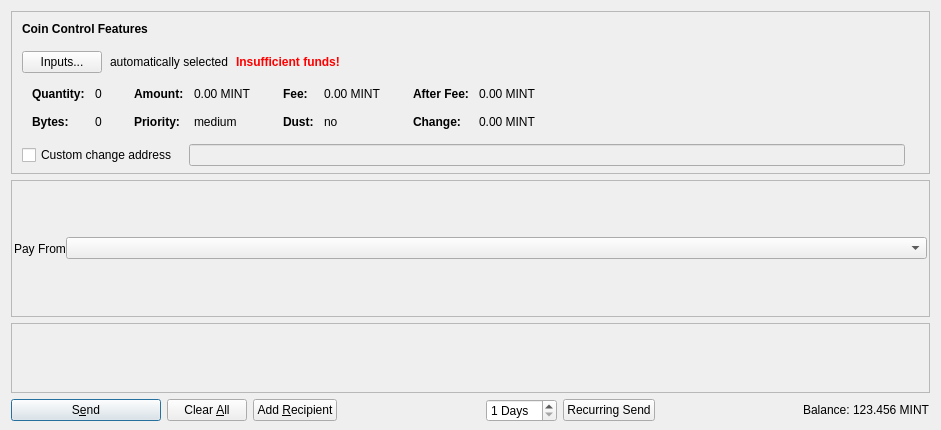
Above: src/qt/forms/sendcoinsdialog.ui from MintcoinCommunity/Mintcoin-Desktop-Wallet before the change. Below: the same form after it.
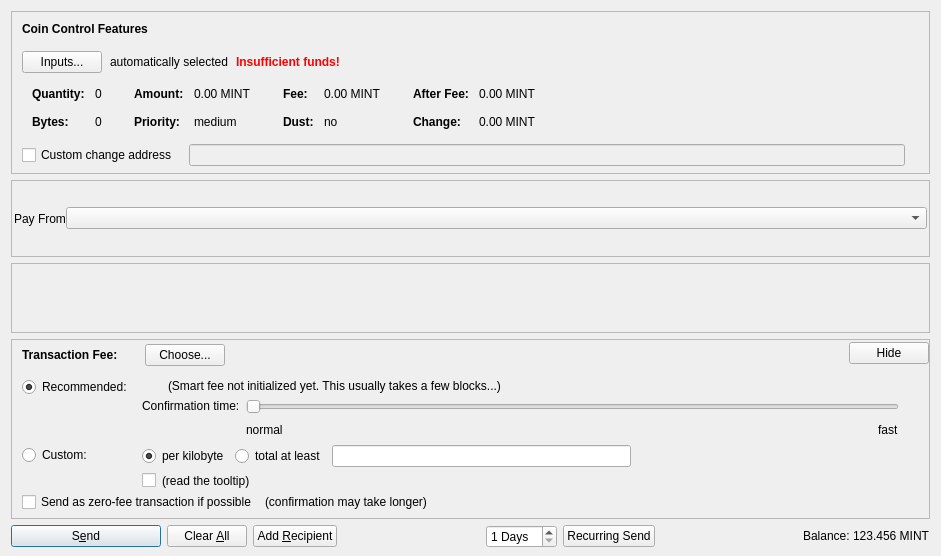
That is the form after the change. Icons and pictures are not drawn. Custom widgets are drawn as their Qt base class.

```diff
--- a/src/qt/forms/sendcoinsdialog.ui
+++ b/src/qt/forms/sendcoinsdialog.ui
@@ -7,13 +7,13 @@
     <x>0</x>
     <y>0</y>
     <width>941</width>
-    <height>430</height>
+    <height>556</height>
    </rect>
   </property>
   <property name="windowTitle">
    <string>Send Coins</string>
   </property>
-  <layout class="QVBoxLayout" name="verticalLayout" stretch="0,1,0">
+  <layout class="QVBoxLayout" name="verticalLayout" stretch="0,1,0,0">
    <property name="bottomMargin">
     <number>8</number>
    </property>
@@ -671,7 +671,7 @@
         <x>0</x>
         <y>0</y>
         <width>921</width>
-        <height>138</height>
+        <height>28</height>
        </rect>
       </property>
       <layout class="QVBoxLayout" name="verticalLayout_2" stretch="0,1">
@@ -711,6 +711,590 @@
      </widget>
     </widget>
    </item>
+   <item>
+    <widget class="QFrame" name="frameFee">
+     <property name="sizePolicy">
+      <sizepolicy hsizetype="Expanding" vsizetype="Expanding">
+       <horstretch>0</horstretch>
+       <verstretch>0</verstretch>
+      </sizepolicy>
+     </property>
+     <property name="maximumSize">
+      <size>
+       <width>16777215</width>
+       <height>16777215</height>
+      </size>
+     </property>
+     <property name="frameShape">
+      <enum>QFrame::StyledPanel</enum>
+     </property>
+     <property name="frameShadow">
+      <enum>QFrame::Sunken</enum>
+     </property>
+     <layout class="QVBoxLayout" name="verticalLayoutFee1">
+      <property name="spacing">
+       <number>0</number>
+      </property>
+      <property name="leftMargin">
+       <number>0</number>
+      </property>
+      <property name="topMargin">
+       <number>0</number>
+      </property>
+      <property name="rightMargin">
+       <number>0</number>
+      </property>
+      <property name="bottomMargin">
+       <number>0</number>
+      </property>
+      <item>
+       <layout class="QVBoxLayout" name="verticalLayoutFee2" stretch="0,0,0">
+        <property name="spacing">
+         <number>0</number>
+        </property>
+        <property name="leftMargin">
+         <number>10</number>
+        </property>
+        <property name="topMargin">
+         <number>0</number>
+        </property>
+        <item>
+         <layout class="QHBoxLayout" name="horizontalLayoutFee1">
+          <property name="bottomMargin">
+           <number>0</number>
+          </property>
+          <item>
+           <layout class="QVBoxLayout" name="verticalLayoutFee7">
+            <property name="spacing">
+             <number>0</number>
+            </property>
+            <item>
+             <spacer name="verticalSpacerSmartFee">
+              <property name="orientation">
+               <enum>Qt::Vertical</enum>
+              </property>
+              <property name="sizeType">
+               <enum>QSizePolicy::Fixed</enum>
+              </property>
+              <property name="sizeHint" stdset="0">
+               <size>
+                <width>1</width>
+                <height>4</height>
+               </size>
+              </property>
+             </spacer>
+            </item>
+            <item>
+             <layout class="QHBoxLayout" name="horizontalLayoutSmartFee">
+              <property name="spacing">
+               <number>10</number>
+              </property>
+              <item>
+               <widget class="QLabel" name="labelFeeHeadline">
+                <property name="sizePolicy">
+                 <sizepolicy hsizetype="Preferred" vsizetype="Maximum">
+                  <horstretch>0</horstretch>
+                  <verstretch>0</verstretch>
+                 </sizepolicy>
+                </property>
+                <property name="font">
+                 <font>
+                  <weight>75</weight>
+                  <bold>true</bold>
+                 </font>
+                </property>
+                <property name="styleSheet">
+                 <string notr="true">font-weight:bold;</string>
+                </property>
+                <property name="text">
+                 <string>Transaction Fee:</string>
+                </property>
+               </widget>
+              </item>
+              <item>
+               <widget class="QLabel" name="labelFeeMinimized">
+                <property name="text">
+                 <string/>
+                </property>
+               </widget>
+              </item>
+              <item>
+               <widget class="QPushButton" name="buttonChooseFee">
+                <property name="text">
+                 <string>Choose...</string>
+                </property>
+               </widget>
+              </item>
+             </layout>
+            </item>
+            <item>
+             <spacer name="verticalSpacer_5">
+              <property name="orientation">
+               <enum>Qt::Vertical</enum>
+              </property>
+              <property name="sizeHint" stdset="0">
+               <size>
+                <width>1</width>
+                <height>1</height>
+               </size>
+              </property>
+             </spacer>
+            </item>
+           </layout>
+          </item>
+          <item>
+           <spacer name="horizontalSpacer_4">
+            <property name="orientation">
+             <enum>Qt::Horizontal</enum>
+            </property>
+            <property name="sizeHint" stdset="0">
+             <size>
+              <width>40</width>
+              <height>20</height>
+             </size>
+            </property>
+           </spacer>
+          </item>
+          <item>
+           <widget class="QPushButton" name="buttonMinimizeFee">
+            <property name="toolTip">
+             <string>collapse fee-settings</string>
+            </property>
+            <property name="text">
+             <string>Hide</string>
+            </property>
+           </widget>
+          </item>
+         </layout>
+        </item>
+        <item>
+         <widget class="QFrame" name="frameFeeSelection">
+          <layout class="QVBoxLayout" name="verticalLayoutFee12">
+           <property name="spacing">
+            <number>0</number>
+           </property>
+           <property name="leftMargin">
+            <number>0</number>
+           </property>
+           <property name="topMargin">
+            <number>0</number>
+           </property>
+           <property name="rightMargin">
+            <number>0</number>
+           </property>
+           <property name="bottomMargin">
+            <number>0</number>
+           </property>
+           <item>
+            <layout class="QGridLayout" name="gridLayoutFee">
+             <property name="topMargin">
+              <number>10</number>
+             </property>
+             <property name="bottomMargin">
+              <number>4</number>
+             </property>
+             <property name="horizontalSpacing">
+              <number>10</number>
+             </property>
+             <property name="verticalSpacing">
+              <number>4</number>
+             </property>
+             <item row="1" column="1">
+              <layout class="QVBoxLayout" name="verticalLayoutFee8">
+               <property name="spacing">
+                <number>6</number>
+               </property>
+               <item>
+                <layout class="QHBoxLayout" name="horizontalLayoutFee13">
+                 <item>
+                  <widget class="QRadioButton" name="radioCustomPerKilobyte">
+                   <property name="toolTip">
+                    <string>If the custom fee is set to 1000 satoshis and the transaction is only 250 bytes, then &quot;per kilobyte&quot; only pays 250 satoshis in fee, while &quot;total at least&quot; pays 1000 satoshis. For transactions bigger than a kilobyte both pay by kilobyte.</string>
+                   </property>
+                   <property name="text">
+                    <string>per kilobyte</string>
+                   </property>
+                   <property name="checked">
+                    <bool>true</bool>
+                   </property>
+                   <attribute name="buttonGroup">
+                    <string notr="true">groupCustomFee</string>
+                   </attribute>
+                  </widget>
+                 </item>
+                 <item>
+                  <widget class="QRadioButton" name="radioCustomAtLeast">
+                   <property name="toolTip">
+                    <string>If the custom fee is set to 1000 satoshis and the transaction is only 250 bytes, then &quot;per kilobyte&quot; only pays 250 satoshis in fee, while &quot;total at least&quot; pays 1000 satoshis. For transactions bigger than a kilobyte both pay by kilobyte.</string>
+                   </property>
+                   <property name="text">
+                    <string>total at least</string>
+                   </property>
+                   <attribute name="buttonGroup">
+                    <string notr="true">groupCustomFee</string>
+                   </attribute>
+                  </widget>
+                 </item>
+                 <item>
+                  <widget class="BitcoinAmountField" name="customFee"/>
+                 </item>
+                 <item>
+                  <spacer name="horizontalSpacer_6">
+                   <property name="orientation">
+                    <enum>Qt::Horizontal</enum>
+                   </property>
+                   <property name="sizeHint" stdset="0">
+                    <size>
+                     <width>1</width>
+                     <height>1</height>
+                    </size>
+                   </property>
+                  </spacer>
+                 </item>
+                </layout>
+               </item>
+               <item>
+                <layout class="QHBoxLayout" name="horizontalLayoutFee8">
+                 <item>
+                  <widget class="QCheckBox" name="checkBoxMinimumFee">
+                   <property name="toolTip">
+                    <string>Paying only the minimum fee is just fine as long as there is less transaction volume than space in the blocks. But be aware that this can end up in a never confirming transaction once there is more demand for bitcoin transactions than the network can process.</string>
+                   </property>
+                   <property name="text">
+                    <string/>
+                   </property>
+                  </widget>
+                 </item>
+                 <item>
+                  <widget class="QLabel" name="labelMinFeeWarning">
+                   <property name="enabled">
+                    <bool>true</bool>
+                   </property>
+                   <property name="toolTip">
+                    <string>Paying only the minimum fee is just fine as long as there is less transaction volume than space in the blocks. But be aware that this can end up in a never confirming transaction once there is more demand for bitcoin transactions than the network can process.</string>
+                   </property>
+                   <property name="text">
+                    <string>(read the tooltip)</string>
+                   </property>
+                   <property name="margin">
+                    <number>5</number>
+                   </property>
+                  </widget>
+                 </item>
+                 <item>
+                  <spacer name="horizontalSpacer_2">
+                   <property name="orientation">
+                    <enum>Qt::Horizontal</enum>
+                   </property>
+                   <property name="sizeHint" stdset="0">
+                    <size>
+                     <width>1</width>
+                     <height>1</height>
+                    </size>
+                   </property>
+                  </spacer>
+                 </item>
+                </layout>
+               </item>
+              </layout>
+             </item>
+             <item row="0" column="0">
+              <layout class="QVBoxLayout" name="verticalLayoutFee4" stretch="0,1">
+               <item>
+                <widget class="QRadioButton" name="radioSmartFee">
+                 <property name="text">
+                  <string>Recommended:</string>
+                 </property>
+                 <property name="checked">
+                  <bool>true</bool>
+                 </property>
+                 <attribute name="buttonGroup">
+                  <string notr="true">groupFee</string>
+                 </attribute>
+                </widget>
+               </item>
+               <item>
+                <spacer name="verticalSpacer_2">
+                 <property name="orientation">
+                  <enum>Qt::Vertical</enum>
+                 </property>
+                 <property name="sizeHint" stdset="0">
+                  <size>
+                   <width>1</width>
+                   <height>1</height>
+                  </size>
+                 </property>
+                </spacer>
+               </item>
+              </layout>
+             </item>
+             <item row="1" column="0">
+              <layout class="QVBoxLayout" name="verticalLayoutFee9" stretch="0,1">
+               <item>
+                <widget class="QRadioButton" name="radioCustomFee">
+                 <property name="text">
+                  <string>Custom:</string>
+                 </property>
+                 <attribute name="buttonGroup">
+                  <string notr="true">groupFee</string>
+                 </attribute>
+                </widget>
+               </item>
+               <item>
+                <spacer name="verticalSpacer_6">
+                 <property name="orientation">
+                  <enum>Qt::Vertical</enum>
+                 </property>
+                 <property name="sizeHint" stdset="0">
+                  <size>
+                   <width>1</width>
+                   <height>1</height>
+                  </size>
+                 </property>
+                </spacer>
+               </item>
+              </layout>
+             </item>
+             <item row="0" column="1">
+              <layout class="QVBoxLayout" name="verticalLayoutFee3" stretch="0,0,1">
+               <property name="spacing">
+                <number>6</number>
+               </property>
+               <property name="topMargin">
+                <number>2</number>
+               </property>
+               <item>
+                <layout class="QHBoxLayout" name="horizontalLayoutFee12">
+                 <item>
+                  <widget class="QLabel" name="labelSmartFee">
+                   <property name="text">
+                    <string/>
+                   </property>
+                   <property name="margin">
+                    <number>2</number>
+                   </property>
+                  </widget>
+                 </item>
+                 <item>
+                  <widget class="QLabel" name="labelFeeEstimation">
+                   <property name="text">
+                    <string/>
+                   </property>
+                  </widget>
+                 </item>
+                 <item>
+                  <widget class="QLabel" name="labelSmartFee2">
+                   <property name="text">
+                    <string>(Smart fee not initialized yet. This usually takes a few blocks...)</string>
+                   </property>
+                   <property name="margin">
+                    <number>2</number>
+                   </property>
+                  </widget>
+                 </item>
+                 <item>
+                  <spacer name="horizontalSpacer_5">
+                   <property name="orientation">
+                    <enum>Qt::Horizontal</enum>
+                   </property>
+                   <property name="sizeHint" stdset="0">
+                    <size>
+                     <width>1</width>
+                     <height>1</height>
+                    </size>
+                   </property>
+                  </spacer>
+                 </item>
+                </layout>
+               </item>
+               <item>
+                <layout class="QHBoxLayout" name="horizontalLayoutFee9">
+                 <item>
+                  <layout class="QVBoxLayout" name="verticalLayoutFee6">
+                   <item>
+                    <widget class="QLabel" name="labelSmartFee3">
+                     <property name="text">
+                      <string>Confirmation time:</string>
+                     </property>
+                     <property name="margin">
+                      <number>2</number>
+                     </property>
+                    </widget>
+                   </item>
+                   <item>
+                    <spacer name="verticalSpacer_3">
+                     <property name="orientation">
+                      <enum>Qt::Vertical</enum>
+                     </property>
+                     <property name="sizeHint" stdset="0">
+                      <size>
+                       <width>1</width>
+                       <height>1</height>
+                      </size>
+                     </property>
+                    </spacer>
+                   </item>
+                  </layout>
+                 </item>
+                 <item>
+                  <layout class="QVBoxLayout" name="verticalLayoutFee5">
+                   <property name="rightMargin">
+                    <number>30</number>
+                   </property>
+                   <item>
+                    <widget class="QSlider" name="sliderSmartFee">
+                     <property name="minimum">
+                      <number>0</number>
+                     </property>
+                     <property name="maximum">
+                      <number>24</number>
+                     </property>
+                     <property name="pageStep">
+                      <number>1</number>
+                     </property>
+                     <property name="value">
+                      <number>0</number>
+                     </property>
+                     <property name="orientation">
+                      <enum>Qt::Horizontal</enum>
+                     </property>
+                     <property name="invertedAppearance">
+                      <bool>false</bool>
+                     </property>
+                     <property name="invertedControls">
+                      <bool>false</bool>
+                     </property>
+                     <property name="tickPosition">
+                      <enum>QSlider::NoTicks</enum>
+                     </property>
+                    </widget>
+                   </item>
+                   <item>
+                    <layout class="QHBoxLayout" name="horizontalLayoutFee10">
+                     <item>
+                      <widget class="QLabel" name="labelSmartFeeNormal">
+                       <property name="text">
+                        <string>normal</string>
+                       </property>
+                      </widget>
+                     </item>
+                     <item>
+                      <spacer name="horizontalSpacer_3">
+                       <property name="orientation">
+                        <enum>Qt::Horizontal</enum>
+                       </property>
+                       <property name="sizeHint" stdset="0">
+                        <size>
+                         <width>40</width>
+                         <height>20</height>
+                        </size>
+                       </property>
+                      </spacer>
+                     </item>
+                     <item>
+                      <widget class="QLabel" name="labelSmartFeeFast">
+                       <property name="text">
+                        <string>fast</string>
+                       </property>
+                      </widget>
+                     </item>
+                    </layout>
+                   </item>
+                  </layout>
+                 </item>
+                </layout>
+               </item>
+               <item>
+                <spacer name="verticalSpacer_4">
+                 <property name="orientation">
+                  <enum>Qt::Vertical</enum>
+                 </property>
+                 <property name="sizeHint" stdset="0">
+                  <size>
+                   <width>1</width>
+                   <height>1</height>
+                  </size>
+                 </property>
+                </spacer>
+               </item>
+              </layout>
+             </item>
+            </layout>
+           </item>
+           <item>
+            <layout class="QHBoxLayout" name="horizontalLayoutFee5" stretch="0,0,0">
+             <property name="spacing">
+              <number>8</number>
+             </property>
+             <property name="bottomMargin">
+              <number>4</number>
+             </property>
+             <item>
+              <widget class="QCheckBox" name="checkBoxFreeTx">
+               <property name="text">
+                <string>Send as zero-fee transaction if possible</string>
+               </property>
+              </widget>
+             </item>
+             <item>
+              <widget class="QLabel" name="labelFreeTx">
+               <property name="text">
+                <string>(confirmation may take longer)</string>
+               </property>
+               <property name="margin">
+                <number>5</number>
+               </property>
+              </widget>
+             </item>
+             <item>
+              <spacer name="horizontalSpacerFee5">
+               <property name="orientation">
+                <enum>Qt::Horizontal</enum>
+               </property>
+               <property name="sizeHint" stdset="0">
+                <size>
+                 <width>1</width>
+                 <height>1</height>
+                </size>
+               </property>
+              </spacer>
+             </item>
+            </layout>
+           </item>
+           <item>
+            <spacer name="verticalSpacerFee2">
+             <property name="orientation">
+              <enum>Qt::Vertical</enum>
+             </property>
+             <property name="sizeHint" stdset="0">
+              <size>
+               <width>1</width>
+               <height>1</height>
+              </size>
+             </property>
+            </spacer>
+           </item>
+          </layout>
+         </widget>
+        </item>
+        <item>
+         <spacer name="verticalSpacerFee">
+          <property name="orientation">
+           <enum>Qt::Vertical</enum>
+          </property>
+          <property name="sizeHint" stdset="0">
+           <size>
+            <width>800</width>
+            <height>1</height>
+           </size>
+          </property>
+         </spacer>
+        </item>
+       </layout>
+      </item>
+     </layout>
+    </widget>
+   </item>
    <item>
     <layout class="QHBoxLayout" name="horizontalLayout">
      <item>
@@ -875,6 +1459,12 @@
    <extends>QLineEdit</extends>
    <header>qvalidatedlineedit.h</header>
   </customwidget>
+  <customwidget>
+   <class>BitcoinAmountField</class>
+   <extends>QLineEdit</extends>
+   <header>bitcoinamountfield.h</header>
+   <container>1</container>
+  </customwidget>
  </customwidgets>
  <resources>
   <include location="../bitcoin.qrc"/>
```
Left out of the diff: 4 changed lines with no effect on the pictures.
